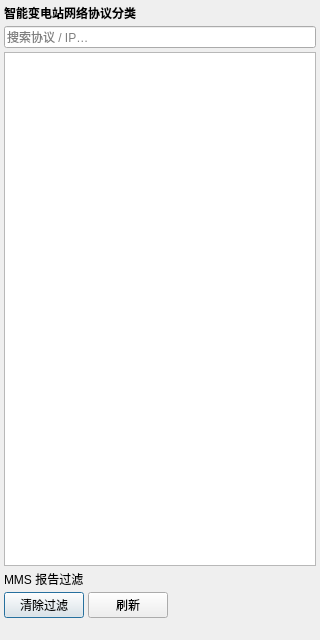
marshalyyx2000/wireshark, file ui/qt/industrial_protocol_classify_panel.ui: the form before one commit.
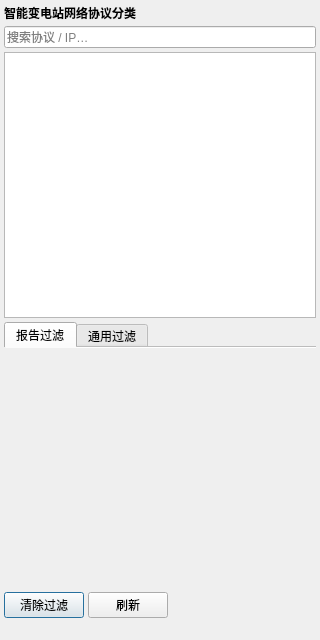
The form after the commit.

Commit message:
Add MMS general filter tab with InvokeID and IP-scoped all-MMS view.
Report tab stays RPT-scoped; general tab shows all MMS for the selected address with segmented ref and invokeID filters.

Diff of the .ui file:
```diff
--- a/ui/qt/industrial_protocol_classify_panel.ui
+++ b/ui/qt/industrial_protocol_classify_panel.ui
@@ -92,10 +92,51 @@
        <number>0</number>
       </property>
       <item>
-       <widget class="QLabel" name="reportTitleLabel">
-        <property name="text">
-         <string>MMS 报告过滤</string>
+       <widget class="QTabWidget" name="mmsFilterTabs">
+        <property name="currentIndex">
+         <number>0</number>
         </property>
+        <property name="documentMode">
+         <bool>true</bool>
+        </property>
+        <widget class="QWidget" name="reportFilterTab">
+         <attribute name="title">
+          <string>报告过滤</string>
+         </attribute>
+         <layout class="QVBoxLayout" name="reportFilterTabLayout">
+          <property name="leftMargin">
+           <number>0</number>
+          </property>
+          <property name="topMargin">
+           <number>4</number>
+          </property>
+          <property name="rightMargin">
+           <number>0</number>
+          </property>
+          <property name="bottomMargin">
+           <number>0</number>
+          </property>
+         </layout>
+        </widget>
+        <widget class="QWidget" name="generalFilterTab">
+         <attribute name="title">
+          <string>通用过滤</string>
+         </attribute>
+         <layout class="QVBoxLayout" name="generalFilterTabLayout">
+          <property name="leftMargin">
+           <number>0</number>
+          </property>
+          <property name="topMargin">
+           <number>4</number>
+          </property>
+          <property name="rightMargin">
+           <number>0</number>
+          </property>
+          <property name="bottomMargin">
+           <number>0</number>
+          </property>
+         </layout>
+        </widget>
        </widget>
       </item>
      </layout>
```
The commit also changes 10 other files.
